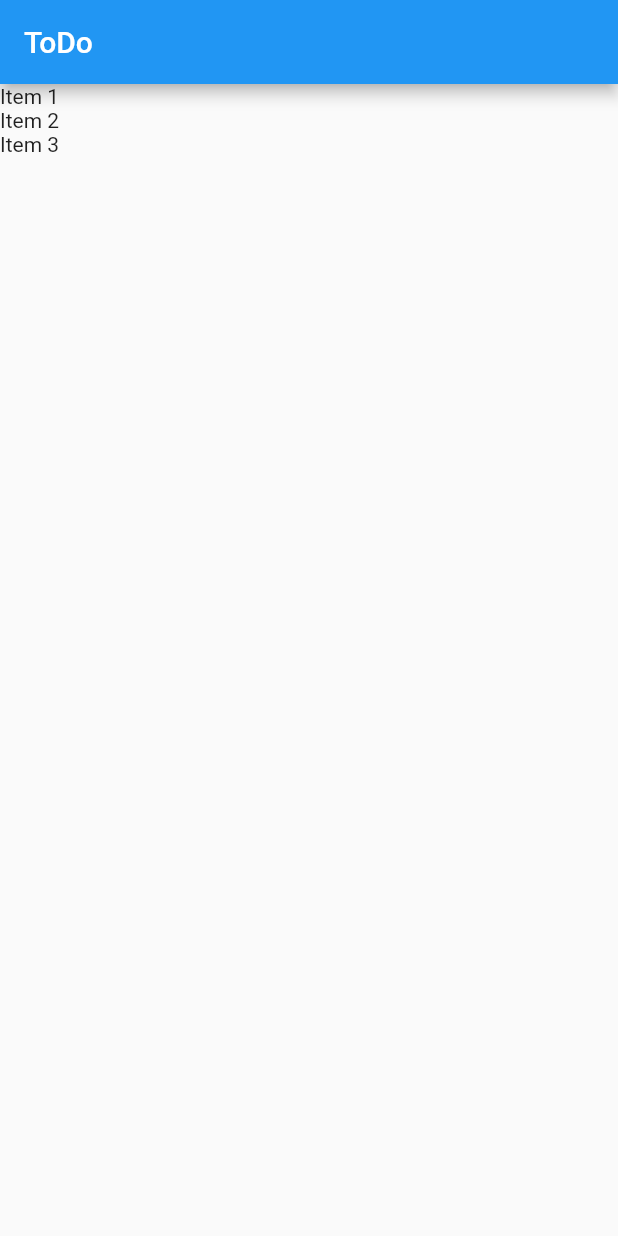
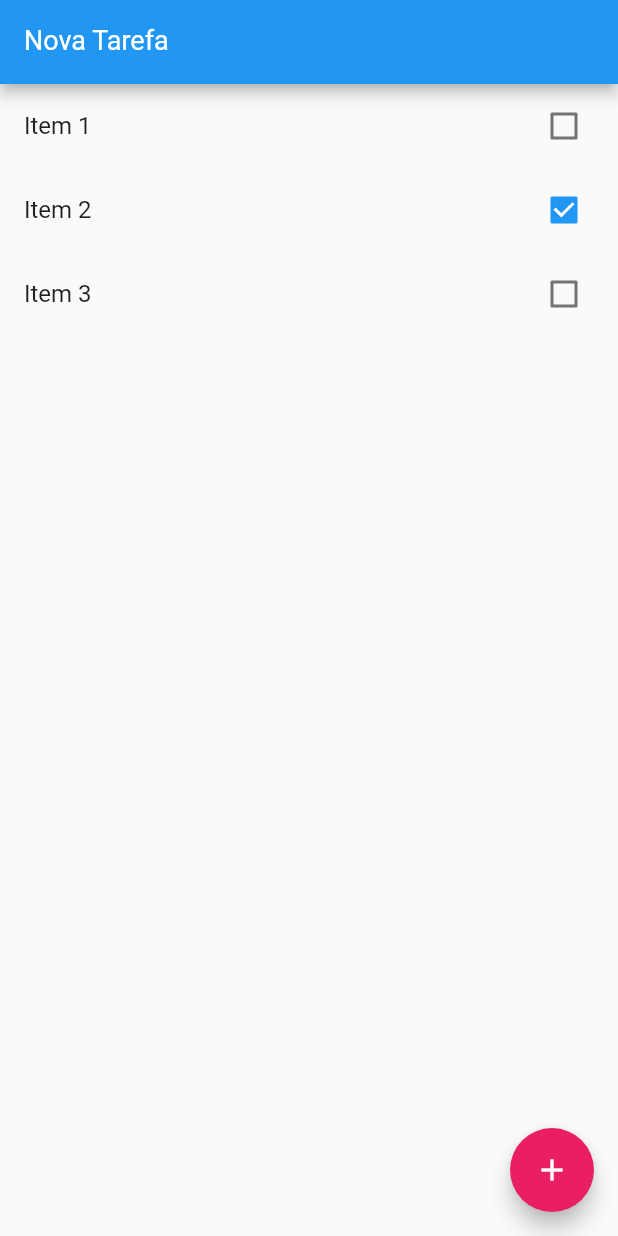
Before and after one commit to hstrada/flutter-todo, a Flutter app: the screen it shows after launch, on a phone screen of 412 x 824 dp. Run offline on Flutter 3.47's test engine with Material 2 defaults, Android fonts, the phone set to English and light mode, and no system bars.

Commit message:
feat: create add and remove item by index

```diff
--- a/todo/lib/main.dart
+++ b/todo/lib/main.dart
@@ -33,13 +33,44 @@ class HomePage extends StatefulWidget {
 }
 
 class _HomePageState extends State<HomePage> {
+  var newTaskCtrl = TextEditingController();
+
+  void add() {
+    if (newTaskCtrl.text.isEmpty) return;
+
+    setState(() {
+      widget.items.add(Item(
+        title: newTaskCtrl.text,
+        done: false,
+      ));
+      newTaskCtrl.text = "";
+    });
+  }
+
+  void remove(int index) {
+    setState(() {
+      widget.items.removeAt(index);
+    });
+  }
+
   @override
   Widget build(BuildContext context) {
     // scaffold é o esqueleto da nossa página
     return Scaffold(
       appBar: AppBar(
         // leading: Text("-"),
-        title: Text("ToDo"),
+        title: TextFormField(
+          controller: newTaskCtrl,
+          keyboardType: TextInputType.text, // usabilidade, phone, email, etc
+          style: TextStyle(
+            color: Colors.white,
+            fontSize: 18,
+          ),
+          decoration: InputDecoration(
+            labelText: "Nova Tarefa",
+            labelStyle: TextStyle(color: Colors.white),
+          ),
+        ),
         // actions: <Widget>[
         //   Icon(Icons.plus_one),
         // ],
@@ -48,8 +79,34 @@ class _HomePageState extends State<HomePage> {
         itemCount: widget.items.length,
         // como desenha os itens na tela
         itemBuilder: (BuildContext ctx, int index) {
-          return Text(widget.items[index].title);
+          final item = widget.items[index];
+          // return Text(item.title);
+          return Dismissible(
+            child: CheckboxListTile(
+              title: Text(item.title),
+              value: item.done,
+              onChanged: (value) {
+                // print(value);
+                setState(() {
+                  item.done = value;
+                });
+              },
+            ),
+            key: Key(item.title),
+            background: Container(
+              color: Colors.red.withOpacity(0.2),
+            ),
+            onDismissed: (direction) {
+              print(direction);
+              remove(index);
+            },
+          );
         },
+      ),
+      floatingActionButton: FloatingActionButton(
+        onPressed: add,
+        child: Icon(Icons.add),
+        backgroundColor: Colors.pink,
       ),
     );
   }
```
Also changed, not shown: 3 other files.
